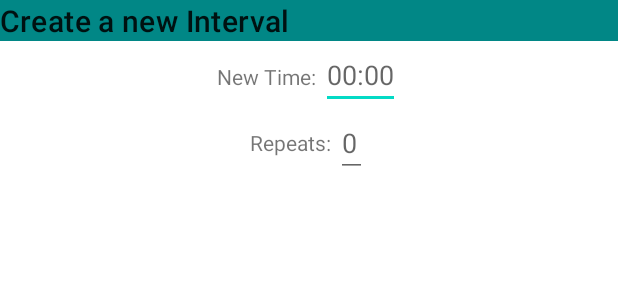
After one commit to FeelsRossMan/TimeToTime, an Android app: the layout new_timer_dialog.xml on its own in the app's theme, with its tools: preview values and no code run, on a phone screen of 412 x 824 dp. The commit adds this screen. Shown: the top 300 px of the screen. Run offline under Robolectric (Android 15) with nearby library versions, the phone set to English and light mode, and no system bars.

Commit message:
Moved the TimerDialogFragment.kt code into the TimerFragment.kt class to let me more easily save move data around (probably could've used a view model or something, but this is fine). Got it working so that adding a timer via dialog box sets the TextView on the new timer to the value typed in the dialog box. (Didn't set it up with the interval portion yet)

```diff
--- /dev/null
+++ b/app/src/main/res/layout/new_timer_dialog.xml
@@ -0,0 +1,46 @@
+<?xml version="1.0" encoding="utf-8"?>
+<LinearLayout xmlns:android="http://schemas.android.com/apk/res/android"
+    android:layout_width="match_parent"
+    android:layout_height="match_parent"
+    android:orientation="vertical"
+    android:gravity="top">
+    <TextView
+        android:layout_width="match_parent"
+        android:layout_height="wrap_content"
+        android:text="Create a new Interval"
+        style="?attr/textAppearanceHeadline6"
+        android:background="@color/teal_700"/>
+    <LinearLayout
+        android:layout_width="match_parent"
+        android:layout_height="wrap_content"
+        android:orientation="horizontal"
+        android:gravity="center_horizontal">
+        <TextView
+            android:layout_width="wrap_content"
+            android:layout_height="wrap_content"
+            android:text="New Time: "
+            />
+        <EditText
+            android:layout_width="wrap_content"
+            android:layout_height="wrap_content"
+            android:id="@+id/dialog_timer_time_edit_text"
+            android:hint="00:00"
+            android:inputType="number"/>
+    </LinearLayout>
+    <LinearLayout
+        android:layout_width="match_parent"
+        android:layout_height="wrap_content"
+        android:gravity="center">
+        <TextView
+            android:layout_width="wrap_content"
+            android:layout_height="wrap_content"
+            android:text="Repeats: "
+            />
+        <EditText
+            android:layout_width="wrap_content"
+            android:layout_height="wrap_content"
+            android:id="@+id/dialog_timer_interval_edit_text"
+            android:hint="0"
+            android:inputType="number"/>
+    </LinearLayout>
+</LinearLayout>
--- a/app/src/main/res/layout/timer_card.xml
+++ b/app/src/main/res/layout/timer_card.xml
@@ -25,8 +25,7 @@
         android:hint="@string/empty_time"
         android:padding="16dp"
         android:textAppearance="?attr/textAppearanceHeadline3"
-        android:textColor="@color/white" />
-
+        android:textColor="@color/white"/>
     <TextView
         android:id="@+id/running_timer_repeats_text"
         android:layout_width="wrap_content"
```
Also changed, not shown: app/src/main/java/com/example/timetotime/TimerDialogFragment.kt (deleted, +0 -26 lines), app/src/main/java/com/example/timetotime/TimerFragment.kt (+55 -6 lines).
